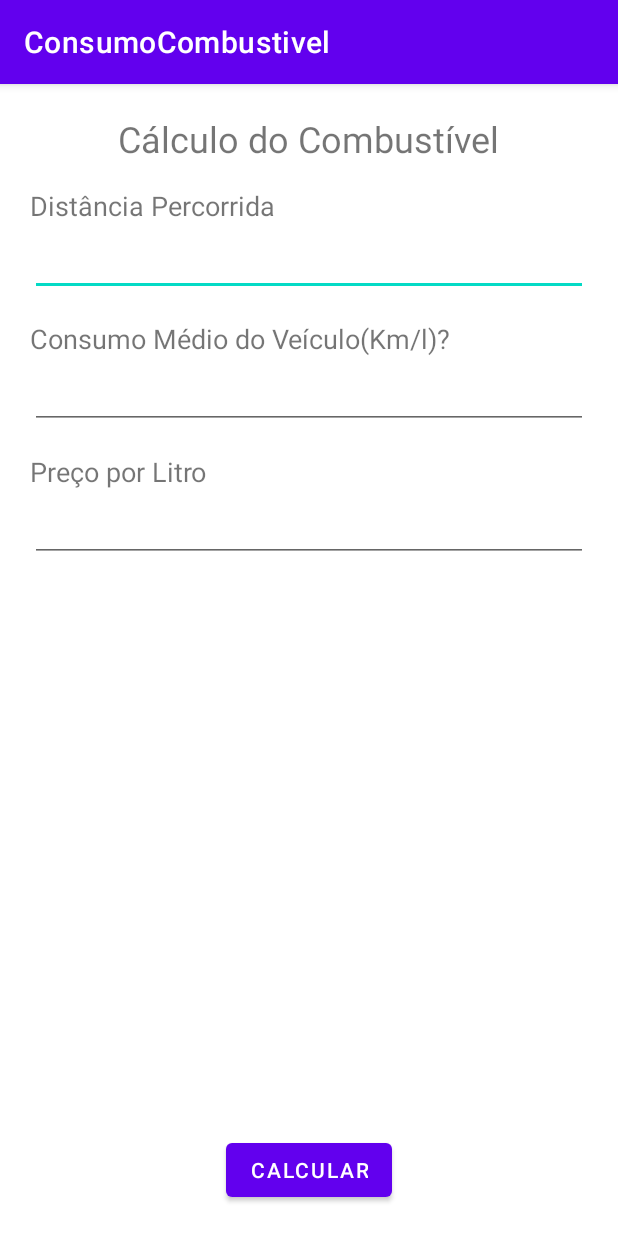
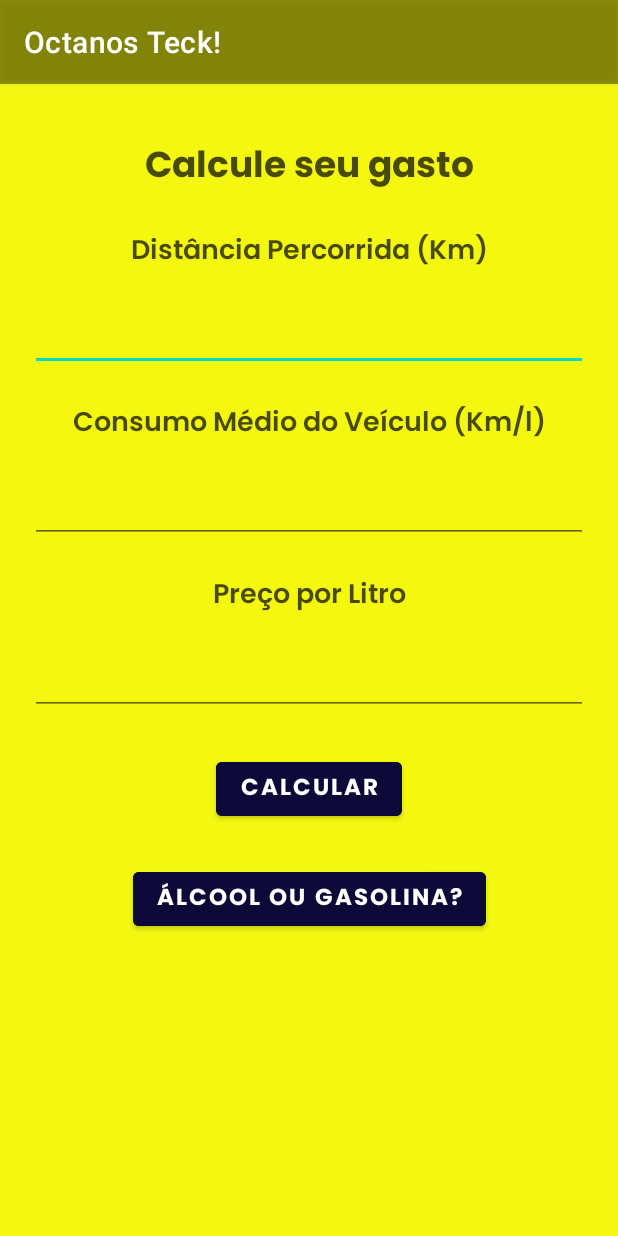
Before and after one commit to Luciana2202/ConsumoCombustivel, an Android app: the screen it shows after launch (MainActivity), on a phone screen of 412 x 824 dp. Run offline under Robolectric (Android 15) with nearby library versions, the phone set to English and light mode, and no system bars.

Commit message:
funcao alcool gasolina alteracoes na ui

```diff
--- a/app/src/main/java/com/example/consumocombustivel/MainActivity.kt
+++ b/app/src/main/java/com/example/consumocombustivel/MainActivity.kt
@@ -13,33 +13,47 @@ class MainActivity : AppCompatActivity() {
         setContentView(R.layout.activity_main)
 
         val btnCalcular : Button =findViewById(R.id.botaoCalcular)
-        val edtDistancia : EditText = findViewById(R.id.edtKm)
-        val edtValorLitros : EditText = findViewById(R.id.edtLitros)
-        val edtRendimentoCarro : EditText = findViewById(R.id.edtRendimento)
+        val btnAlcoolGasolina : Button = findViewById(R.id.btnAlcoolGasolina)
+        val edtDistancia : EditText = findViewById(R.id.edtDistancia)
+        val edtPrecoLitros : EditText = findViewById(R.id.edtPrecoLitro)
+        val edtConsumoMedio : EditText = findViewById(R.id.edtConsumo)
 
         btnCalcular.setOnClickListener{
 
-            val trajetoStr = edtDistancia.text.toString()
-            val rendimentoStr = edtRendimentoCarro.text.toString()
-            val valorCombustivelStr = edtValorLitros.text.toString()
+            val distanciaStr = edtDistancia.text.toString()
+            val consumoStr = edtConsumoMedio.text.toString()
+            val precoLitrosStr = edtPrecoLitros.text.toString()
 
-            if (trajetoStr.isNotEmpty() && rendimentoStr.isNotEmpty() &&
-                valorCombustivelStr.isNotEmpty()) {
-                val trajeto: Float = trajetoStr.toFloat()
-                val rendimento: Float = rendimentoStr.toString().toFloat()
-                val valorCombustível: Float = valorCombustivelStr.toFloat()
-                val resultado: Float = (trajeto / rendimento) * valorCombustível
+            if (distanciaStr.isNotEmpty() &&
+                consumoStr.isNotEmpty() &&
+                precoLitrosStr.isNotEmpty()) {
+
+                val distancia: Float = distanciaStr.toFloat()
+                val consumo: Float = consumoStr.toFloat()
+                val precoLitro: Float = precoLitrosStr.toFloat()
+
+                val resultado: Float = (distancia / consumo) * precoLitro
 
                 val intent = Intent(this, ResultActivity::class.java)
+
                     .apply {
                         putExtra("EXTRA_RESULTADO", resultado)
                     }
                 startActivity(intent)
-            } else {
-                Toast.makeText(this, "Preencher todos os campos.", Toast.LENGTH_LONG).show()
+            } else
+            {
+                Toast.makeText(this,
+                    "Preencha todos os campos.",
+                    Toast.LENGTH_LONG).show()
             }
 
         }
 
+        val botaoAlcoolGasolina : Button = findViewById(R.id.btnAlcoolGasolina)
+        botaoAlcoolGasolina.setOnClickListener {
+            val intent = Intent(this, CompararActivity::class.java)
+            startActivity(intent)
+        }
+
     }
 }
--- a/app/src/main/java/com/example/consumocombustivel/ResultActivity.kt
+++ b/app/src/main/java/com/example/consumocombustivel/ResultActivity.kt
@@ -16,7 +16,8 @@ class ResultActivity : AppCompatActivity() {
         val tvResultado : TextView = findViewById(R.id.txtResult)
         val resultado = intent.getFloatExtra("EXTRA_RESULTADO", 0.1f)
 
-        tvResultado.text = resultado.toString()
+        val resultadoFinal = "R$ %.2f".format(resultado)
+        tvResultado.text = resultadoFinal
 
     }
 
--- a/app/src/main/res/layout/activity_main.xml
+++ b/app/src/main/res/layout/activity_main.xml
@@ -1,74 +1,109 @@
 <?xml version="1.0" encoding="utf-8"?>
-<RelativeLayout xmlns:android="http://schemas.android.com/apk/res/android"
+<androidx.constraintlayout.widget.ConstraintLayout
+    xmlns:android="http://schemas.android.com/apk/res/android"
     xmlns:app="http://schemas.android.com/apk/res-auto"
     xmlns:tools="http://schemas.android.com/tools"
     android:layout_width="match_parent"
     android:layout_height="match_parent"
     android:layout_margin="20dp"
+    android:background="@color/yellowOctane"
     tools:context=".MainActivity">
 
     <TextView
         android:id="@+id/txtTitulo"
         android:layout_width="wrap_content"
         android:layout_height="wrap_content"
-        android:text="Cálculo do Combustível"
         android:layout_centerHorizontal="true"
-        android:textSize= "24sp" />
+        android:layout_marginTop="15dp"
+        android:fontFamily="@font/poppins_bold"
+        android:text="Calcule seu gasto"
+        android:textColor="@color/blackOctane70"
+        android:textSize="24sp"
+        app:layout_constraintEnd_toEndOf="parent"
+        app:layout_constraintStart_toStartOf="parent"
+        app:layout_constraintTop_toTopOf="parent" />
 
     <TextView
         android:id="@+id/txtDistancia"
-        android:layout_below="@+id/txtTitulo"
+        android:textColor="@color/blackOctane70"
+        android:fontFamily="@font/poppins_semibold"
         android:layout_width="wrap_content"
         android:layout_height="wrap_content"
-        android:text="Distância Percorrida"
-        android:layout_marginTop="16dp"
-        android:textSize= "18sp" />
+        android:layout_below="@+id/txtTitulo"
+        android:layout_marginTop="20dp"
+        android:text="Distância Percorrida (Km)"
+        android:textSize="18sp"
+        app:layout_constraintEnd_toEndOf="parent"
+        app:layout_constraintStart_toStartOf="parent"
+        app:layout_constraintTop_toBottomOf="@+id/txtTitulo" />
+
 
     <EditText
-        android:id="@+id/edtKm"
-        android:layout_below="@id/txtDistancia"
+        android:id="@+id/edtDistancia"
         android:layout_width="match_parent"
         android:layout_height="wrap_content"
+        android:layout_below="@id/txtDistancia"
         android:inputType="numberDecimal"
         android:maxLength="6"
-        android:textSize="20sp" />
+        android:textSize="20sp"
+        app:layout_constraintEnd_toEndOf="parent"
+        app:layout_constraintHorizontal_bias="0.0"
+        app:layout_constraintStart_toStartOf="parent"
+        android:layout_marginTop="15dp"
+        app:layout_constraintTop_toBottomOf="@+id/txtDistancia" />
 
     <TextView
         android:id="@+id/txtConsumo"
-        android:layout_below="@+id/edtKm"
+        android:layout_width="wrap_content"
+        android:fontFamily="@font/poppins_semibold"
+        android:layout_height="wrap_content"
+        android:layout_marginTop="20dp"
+        android:textColor="@color/blackOctane70"
+        android:text="Consumo Médio do Veículo (Km/l)"
+        android:textSize="18sp"
+        app:layout_constraintEnd_toEndOf="parent"
+        app:layout_constraintStart_toStartOf="parent"
+        app:layout_constraintTop_toBottomOf="@+id/edtDistancia" />
+
+    <EditText
+        android:id="@+id/edtConsumo"
+        android:layout_width="match_parent"
+        android:layout_height="wrap_content"
+        android:layout_below="@id/txtConsumo"
+        android:layout_marginTop="15dp"
+        android:inputType="numberDecimal"
+        android:maxLength="6"
+        android:textSize="20sp"
+        app:layout_constraintEnd_toEndOf="parent"
+        app:layout_constraintStart_toStartOf="parent"
+        app:layout_constraintTop_toBottomOf="@+id/txtConsumo" />
+
+    <TextView
+        android:id="@+id/txtPrecoLitro"
         android:layout_width="wrap_content"
         android:layout_height="wrap_content"
-        android:text="Consumo Médio do Veículo(Km/l)?"
-        android:layout_marginTop="16dp"
-        android:textSize= "18sp" />
+        android:textColor="@color/blackOctane70"
+        android:layout_below="@id/edtConsumo"
+        android:fontFamily="@font/poppins_semibold"
+        android:text="Preço por Litro"
+        android:textSize="18sp"
+        android:layout_marginTop="20dp"
+        app:layout_constraintEnd_toEndOf="parent"
+        app:layout_constraintStart_toStartOf="parent"
+        app:layout_constraintTop_toBottomOf="@+id/edtConsumo" />
 
     <EditText
-        android:id="@+id/edtRendimento"
-        android:layout_below="@id/txtConsumo"
+        android:id="@+id/edtPrecoLitro"
         android:layout_width="match_parent"
         android:layout_height="wrap_content"
+        android:layout_below="@id/txtPrecoLitro"
+        android:layout_marginTop="15dp"
         android:inputType="numberDecimal"
         android:maxLength="6"
-        android:textSize="20sp" />
-
-    <TextView
-        android:id="@+id/txtCombustivel"
-        android:layout_below="@id/edtRendimento"
-        android:layout_width="wrap_content"
-        android:layout_height="wrap_content"
-        android:text="Preço por Litro"
-        android:layout_marginTop="16dp"
-        android:textSize= "18sp" />
-
-    <EditText
-        android:id="@+id/edtLitros"
-        android:layout_below="@id/txtCombustivel"
-        android:layout_width="match_parent"
-        android:layout_height="wrap_content"
-        android:inputType="numberDecimal"
-        android:maxLength="6"
-        android:textSize="20sp" />
-
+        android:textSize="20sp"
+        app:layout_constraintEnd_toEndOf="parent"
+        app:layout_constraintStart_toStartOf="parent"
+        app:layout_constraintTop_toBottomOf="@+id/txtPrecoLitro" />
 
     <Button
         android:id="@+id/botaoCalcular"
@@ -76,6 +111,27 @@
         android:layout_height="wrap_content"
         android:layout_alignParentBottom="true"
         android:layout_centerHorizontal="true"
-        android:text="Calcular"/>
+        android:layout_marginTop="25dp"
+        android:backgroundTint="@color/blueOctane"
+        android:fontFamily="@font/poppins_bold"
+        android:text="Calcular"
+        android:textSize="15sp"
+        app:layout_constraintEnd_toEndOf="parent"
+        app:layout_constraintStart_toStartOf="parent"
+        app:layout_constraintTop_toBottomOf="@+id/edtPrecoLitro" />
 
-</RelativeLayout>
+    <Button
+        android:id="@+id/btnAlcoolGasolina"
+        android:layout_width="wrap_content"
+        android:fontFamily="@font/poppins_bold"
+        android:layout_height="wrap_content"
+        android:layout_marginTop="25dp"
+        android:backgroundTint="@color/blueOctane"
+        android:textSize="15sp"
+        android:text="Álcool ou Gasolina?"
+        app:layout_constraintEnd_toEndOf="parent"
+        app:layout_constraintStart_toStartOf="parent"
+        app:layout_constraintTop_toBottomOf="@+id/botaoCalcular" />
+
+
+</androidx.constraintlayout.widget.ConstraintLayout>
--- a/app/src/main/res/values/colors.xml
+++ b/app/src/main/res/values/colors.xml
@@ -6,5 +6,9 @@
     <color name="teal_200">#FF03DAC5</color>
     <color name="teal_700">#FF018786</color>
     <color name="black">#FF000000</color>
+    <color name="blackOctane70">#B3000000</color>
+    <color name="blackOctane42">#6B000000</color>
     <color name="white">#FFFFFFFF</color>
+    <color name="yellowOctane">#F4F811</color>
+    <color name="blueOctane">#0C0837</color>
 </resources>
--- a/app/src/main/res/values/strings.xml
+++ b/app/src/main/res/values/strings.xml
@@ -1,3 +1,5 @@
 <resources>
-    <string name="app_name">ConsumoCombustivel</string>
+    <string name="app_name">Octanos Teck!</string>
+    <!-- TODO: Remove or change this placeholder text -->
+    <string name="hello_blank_fragment">Hello blank fragment</string>
 </resources>
--- a/app/src/main/res/values/themes.xml
+++ b/app/src/main/res/values/themes.xml
@@ -2,8 +2,9 @@
     <!-- Base application theme. -->
     <style name="Theme.ConsumoCombustivel" parent="Theme.MaterialComponents.DayNight.DarkActionBar">
         <!-- Primary brand color. -->
-        <item name="colorPrimary">@color/purple_500</item>
-        <item name="colorPrimaryVariant">@color/purple_700</item>
+        <item name="android:windowBackground">@color/yellowOctane</item>
+        <item name="colorPrimary">@color/blackOctane42</item>
+        <item name="colorPrimaryVariant">@color/blackOctane70</item>
         <item name="colorOnPrimary">@color/white</item>
         <!-- Secondary brand color. -->
         <item name="colorSecondary">@color/teal_200</item>
```
Also changed, not shown: app/src/main/AndroidManifest.xml (+9 -0 lines), app/src/main/java/com/example/consumocombustivel/CompararActivity.kt (added, +38 -0 lines), app/src/main/res/layout/activity_comparar.xml (added, +87 -0 lines), app/src/main/res/layout/activity_result.xml (+27 -4 lines), app/src/main/res/font/poppins_bold.ttf (added), app/src/main/res/font/poppins_medium.ttf (added), app/src/main/res/font/poppins_regular.ttf (added), app/src/main/res/font/poppins_semibold.ttf (added).
